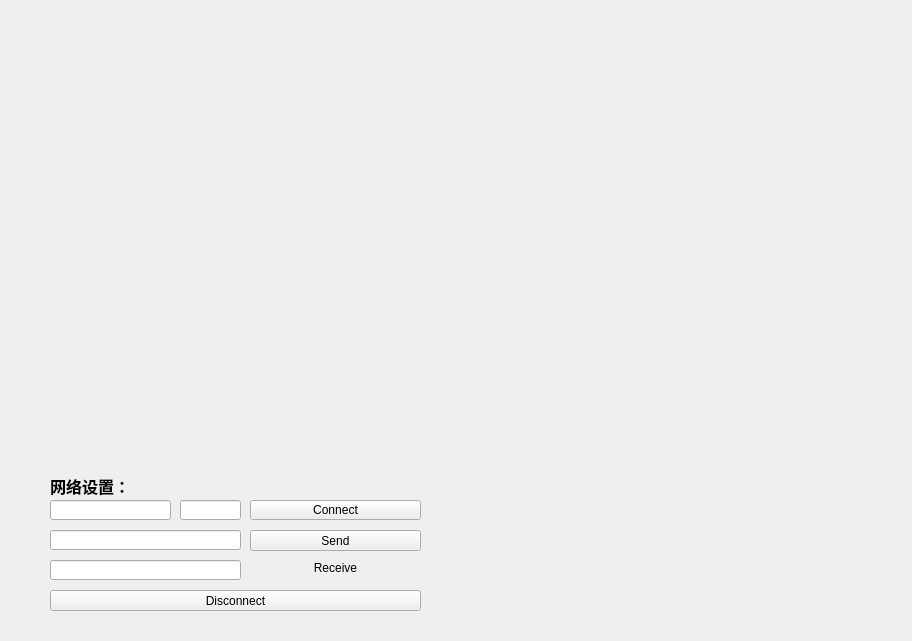
The window that surakarta_/netwindow.ui (lowl6/Surakarta) describes before a commit, drawn with Qt 5.
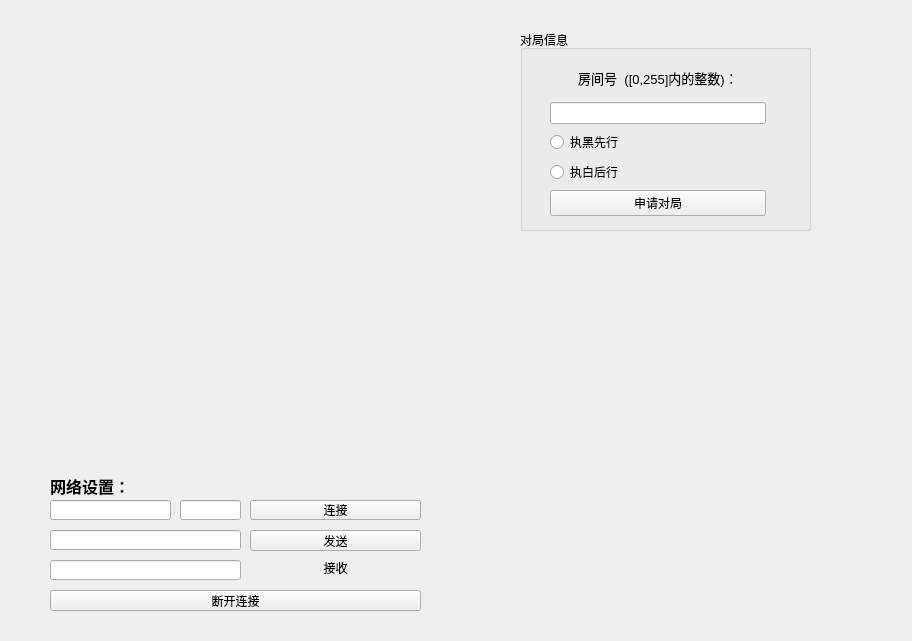
The same window after the commit.

Commit message: 客户端界面申请对局的实现

```diff
--- a/surakarta_/netwindow.ui
+++ b/surakarta_/netwindow.ui
@@ -23,7 +23,7 @@
     </rect>
    </property>
    <property name="text">
-    <string>Receive</string>
+    <string>接收</string>
    </property>
    <property name="alignment">
     <set>Qt::AlignCenter</set>
@@ -52,7 +52,7 @@
     </rect>
    </property>
    <property name="text">
-    <string>Disconnect</string>
+    <string>断开连接</string>
    </property>
   </widget>
   <widget class="QLineEdit" name="receive_edit">
@@ -75,7 +75,7 @@
     </rect>
    </property>
    <property name="text">
-    <string>Connect</string>
+    <string>连接</string>
    </property>
   </widget>
   <widget class="QLineEdit" name="send_edit">
@@ -111,7 +111,7 @@
     </rect>
    </property>
    <property name="text">
-    <string>Send</string>
+    <string>发送</string>
    </property>
   </widget>
   <widget class="QLabel" name="label_2">
@@ -133,6 +133,71 @@
     <string>网络设置：</string>
    </property>
   </widget>
+  <widget class="QGroupBox" name="groupBox">
+   <property name="geometry">
+    <rect>
+     <x>520</x>
+     <y>30</y>
+     <width>291</width>
+     <height>201</height>
+    </rect>
+   </property>
+   <property name="title">
+    <string>对局信息</string>
+   </property>
+   <widget class="QWidget" name="layoutWidget">
+    <property name="geometry">
+     <rect>
+      <x>30</x>
+      <y>30</y>
+      <width>216</width>
+      <height>156</height>
+     </rect>
+    </property>
+    <layout class="QVBoxLayout" name="verticalLayout">
+     <item>
+      <widget class="QLabel" name="label_3">
+       <property name="font">
+        <font>
+         <pointsize>10</pointsize>
+         <bold>false</bold>
+        </font>
+       </property>
+       <property name="text">
+        <string>房间号  ([0,255]内的整数)：</string>
+       </property>
+       <property name="alignment">
+        <set>Qt::AlignCenter</set>
+       </property>
+      </widget>
+     </item>
+     <item>
+      <widget class="QLineEdit" name="room"/>
+     </item>
+     <item>
+      <widget class="QRadioButton" name="BlackrBtn">
+       <property name="text">
+        <string>执黑先行</string>
+       </property>
+      </widget>
+     </item>
+     <item>
+      <widget class="QRadioButton" name="WhiterBtn">
+       <property name="text">
+        <string>执白后行</string>
+       </property>
+      </widget>
+     </item>
+     <item>
+      <widget class="QPushButton" name="applyGame">
+       <property name="text">
+        <string>申请对局</string>
+       </property>
+      </widget>
+     </item>
+    </layout>
+   </widget>
+  </widget>
  </widget>
  <resources/>
  <connections/>
```
The commit also changes 36 other files.
